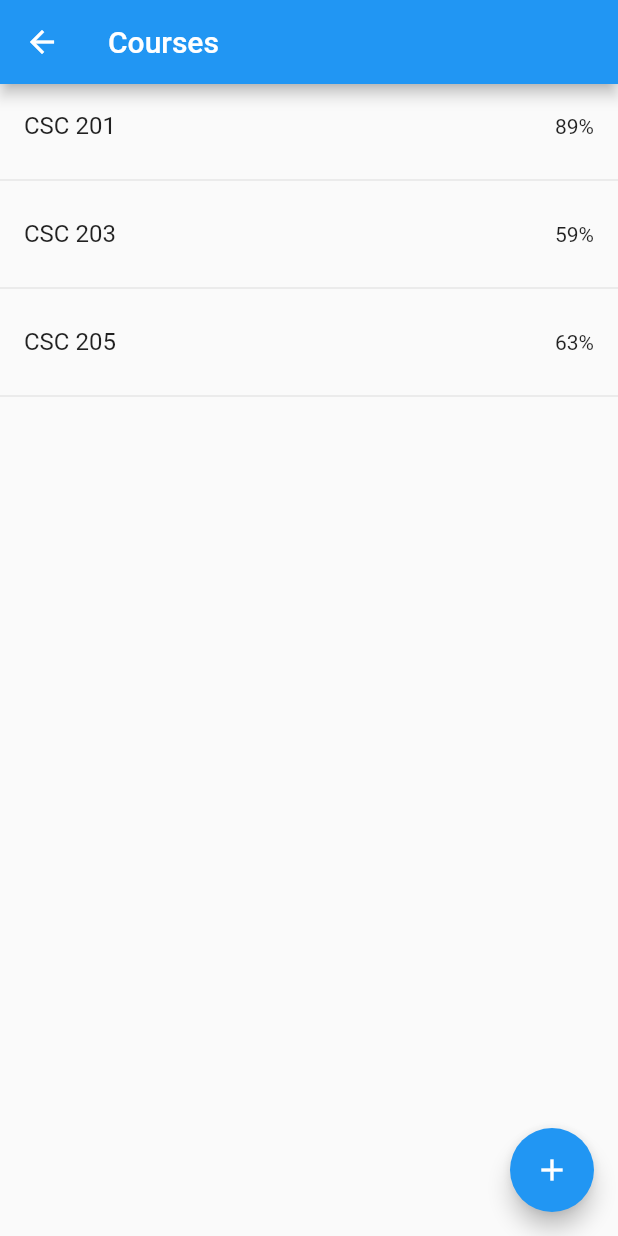
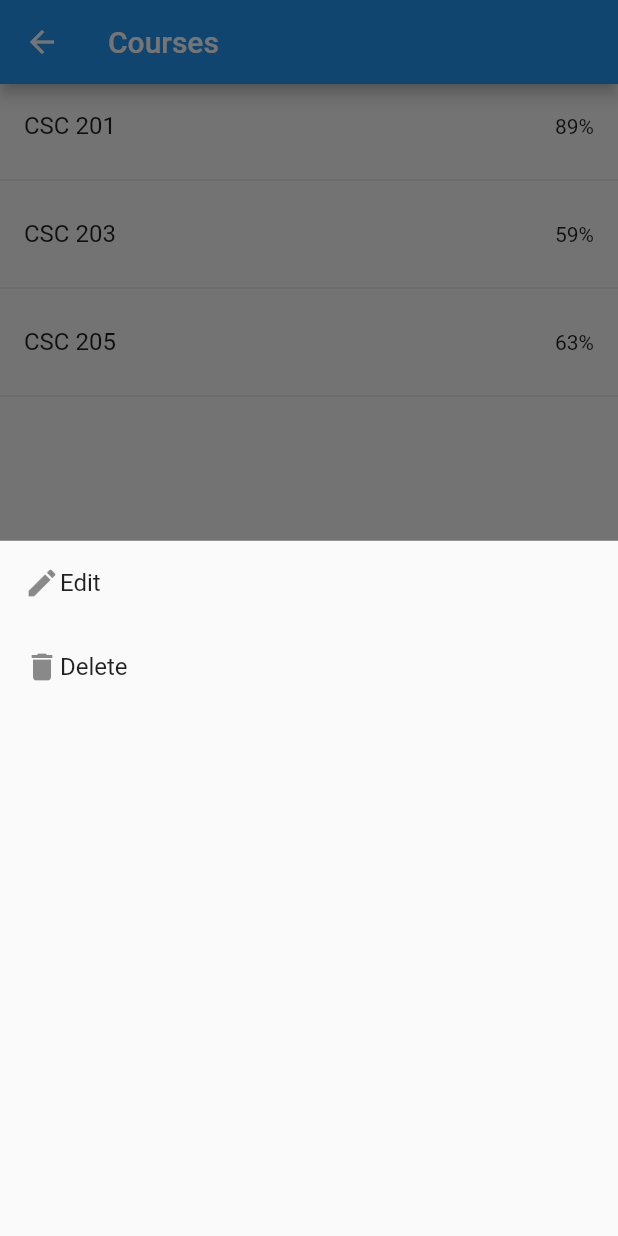
Before and after one commit to Vicradon/coursefidence, a Flutter app: the screen it shows after launch, after a tap on "Go to courses", on a phone screen of 412 x 824 dp. Run offline on Flutter 3.47's test engine with Material 2 defaults, Android fonts, the phone set to English and light mode, and no system bars.

Commit message:
On tap method for the list tile is broken

```diff
--- a/lib/pages/courses.dart
+++ b/lib/pages/courses.dart
@@ -1,6 +1,28 @@
 import 'package:flutter/material.dart';
 
 class Courses extends StatelessWidget {
+  _openCourseMenu(context) {
+    showModalBottomSheet(
+      context: context,
+      builder: (BuildContext context) {
+        return Container(
+          child: ListView(children: <Widget>[
+            ListTile(
+              title: Row(
+                children: <Widget>[Icon(Icons.edit), Text("Edit")],
+              ),
+            ),
+            ListTile(
+              title: Row(
+                children: <Widget>[Icon(Icons.delete), Text("Delete")],
+              ),
+            ),
+          ]),
+        );
+      },
+    );
+  }
+
   @override
   Widget build(BuildContext context) {
     return Scaffold(
@@ -19,6 +41,7 @@ class Courses extends StatelessWidget {
             ListTile(
               title: Text("CSC 203"),
               trailing: Text("59%"),
+              onTap: _openCourseMenu(context),
             ),
             Divider(),
             ListTile(
@@ -70,9 +93,11 @@ class CourseFormState extends State<CourseForm> {
         // clipBehavior: Clip.round,
         padding: EdgeInsets.symmetric(horizontal: 40, vertical: 20),
         child: Column(
-
           children: <Widget>[
-            Text("Add course", style: TextStyle(fontSize:25),),
+            Text(
+              "Add course",
+              style: TextStyle(fontSize: 25),
+            ),
             TextFormField(
               decoration: const InputDecoration(
                 icon: Icon(Icons.book),
@@ -100,7 +125,7 @@ class CourseFormState extends State<CourseForm> {
               },
             ),
             // ConfidenceRangeSlide(),
-            SizedBox(height:30),
+            SizedBox(height: 30),
 
             RaisedButton(
               onPressed: () {
--- a/lib/pages/overview.dart
+++ b/lib/pages/overview.dart
@@ -4,44 +4,6 @@ import 'package:coursefindence/pages/courses.dart';
 class Overview extends StatelessWidget {
   final courseTextStyle = TextStyle(fontSize: 18, color: Colors.white);
   final confidenceTextStyle = TextStyle(fontSize: 50, color: Colors.white);
-
-  Widget _createDrawerItem(
-      {IconData icon, String text, GestureTapCallback onTap}) {
-    return ListTile(
-      title: Row(
-        children: <Widget>[
-          Icon(icon),
-          Padding(
-            padding: EdgeInsets.only(left: 8.0),
-            child: Text(text),
-          )
-        ],
-      ),
-      onTap: onTap,
-    );
-  }
-
-  Widget _createHeader() {
-    return DrawerHeader(
-        margin: EdgeInsets.zero,
-        padding: EdgeInsets.zero,
-        decoration: BoxDecoration(
-          image: DecorationImage(
-            fit: BoxFit.cover,
-            image: AssetImage('assets/logo.png'),
-          ),
-        ),
-        child: Stack(children: <Widget>[
-          Positioned(
-              bottom: 12.0,
-              left: 16.0,
-              child: Text("Flutter Step-by-Step",
-                  style: TextStyle(
-                      color: Colors.white,
-                      fontSize: 20.0,
-                      fontWeight: FontWeight.w500))),
-        ]));
-  }
 
   @override
   Widget build(BuildContext context) {
@@ -50,16 +12,27 @@ class Overview extends StatelessWidget {
         title: Text("Overview"),
       ),
       drawer: Drawer(
-        child: ListView(
-          padding: EdgeInsets.zero,
+        child: Column(
           children: <Widget>[
-            _createHeader(),
-            Divider(),
-            Divider(),
-            _createDrawerItem(icon: Icons.bug_report, text: 'Report an issue'),
+            UserAccountsDrawerHeader(
+              accountName: Text("User User"),
+              accountEmail: Text("user@gmail.com"),
+              currentAccountPicture: CircleAvatar(
+                backgroundColor: Colors.white,
+                child: Text("User"),
+              ),
+            ),
             ListTile(
-              title: Text('0.0.1'),
-              onTap: () {},
+              title: Text("Overview"),
+              leading: Icon(Icons.remove_red_eye),
+            ),
+            ListTile(
+              title: Text("Courses"),
+              leading: Icon(Icons.book),
+            ),
+            ListTile(
+              title: Text("About"),
+              leading: Icon(Icons.info),
             ),
           ],
         ),
```
Also changed, not shown: 1 other file.
